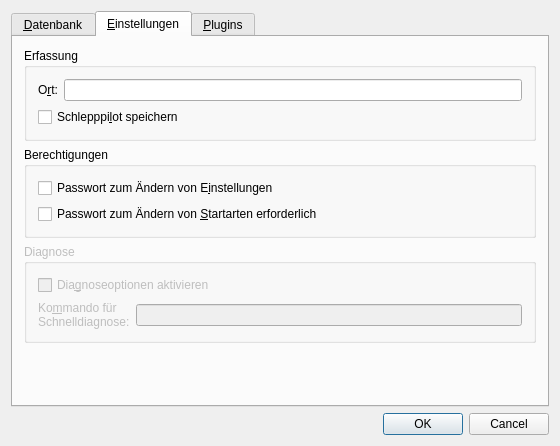
First picture: the form in src/gui/windows/SettingsWindow.ui, repository startkladde/startkladde, before the edit.
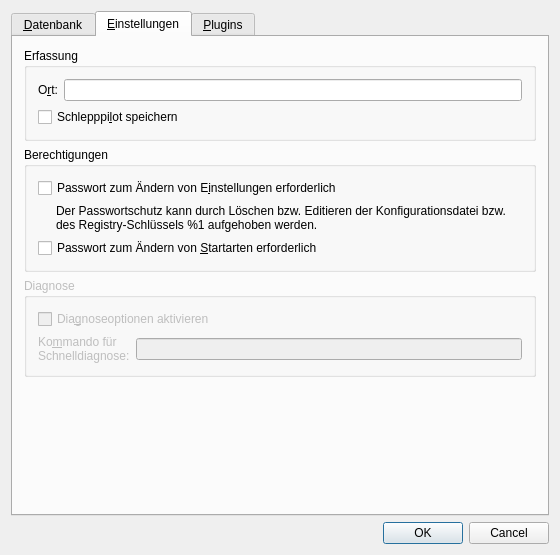
Second picture: the form after the edit. The open tabs and pages were chosen to show the change.

Commit message: Implemented password protection of settings

Diff of the .ui file:
```diff
--- a/src/gui/windows/SettingsWindow.ui
+++ b/src/gui/windows/SettingsWindow.ui
@@ -7,7 +7,7 @@
     <x>0</x>
     <y>0</y>
     <width>560</width>
-    <height>446</height>
+    <height>555</height>
    </rect>
   </property>
   <property name="windowTitle">
@@ -272,18 +272,7 @@
           <string>Berechtigungen</string>
          </property>
          <layout class="QGridLayout" name="gridLayout_7">
-          <item row="0" column="0">
-           <widget class="QCheckBox" name="protectSettingsCheckbox">
-            <property name="toolTip">
-             <string>Wenn aktiviert, muss zum Speichern von Einstellungen
-das Datenbankpasswort eingegeben werden.</string>
-            </property>
-            <property name="text">
-             <string>Passwort zum Ändern von E&amp;instellungen</string>
-            </property>
-           </widget>
-          </item>
-          <item row="1" column="0">
+          <item row="2" column="0">
            <widget class="QCheckBox" name="protectLaunchMethodsCheckbox">
             <property name="toolTip">
              <string>Wenn aktiviert, muss zum Ändern von Startarten das
@@ -294,6 +283,45 @@
             </property>
            </widget>
           </item>
+          <item row="1" column="0">
+           <widget class="QWidget" name="widget_3" native="true">
+            <layout class="QVBoxLayout" name="verticalLayout_9">
+             <property name="leftMargin">
+              <number>18</number>
+             </property>
+             <property name="topMargin">
+              <number>0</number>
+             </property>
+             <property name="rightMargin">
+              <number>0</number>
+             </property>
+             <property name="bottomMargin">
+              <number>0</number>
+             </property>
+             <item>
+              <widget class="QLabel" name="passwordMessageLabel">
+               <property name="text">
+                <string>Der Passwortschutz kann durch Löschen bzw. Editieren der Konfigurationsdatei bzw. des Registry-Schlüssels %1 aufgehoben werden.</string>
+               </property>
+               <property name="wordWrap">
+                <bool>true</bool>
+               </property>
+              </widget>
+             </item>
+            </layout>
+           </widget>
+          </item>
+          <item row="0" column="0">
+           <widget class="QCheckBox" name="protectSettingsCheckbox">
+            <property name="toolTip">
+             <string>Wenn aktiviert, muss zum Speichern von Einstellungen
+das Datenbankpasswort eingegeben werden.</string>
+            </property>
+            <property name="text">
+             <string>Passwort zum Ändern von E&amp;instellungen erforderlich</string>
+            </property>
+           </widget>
+          </item>
          </layout>
         </widget>
        </item>
```
Left out of the diff: 2 changed lines with no effect on the pictures. The commit also changes 2 other files.
